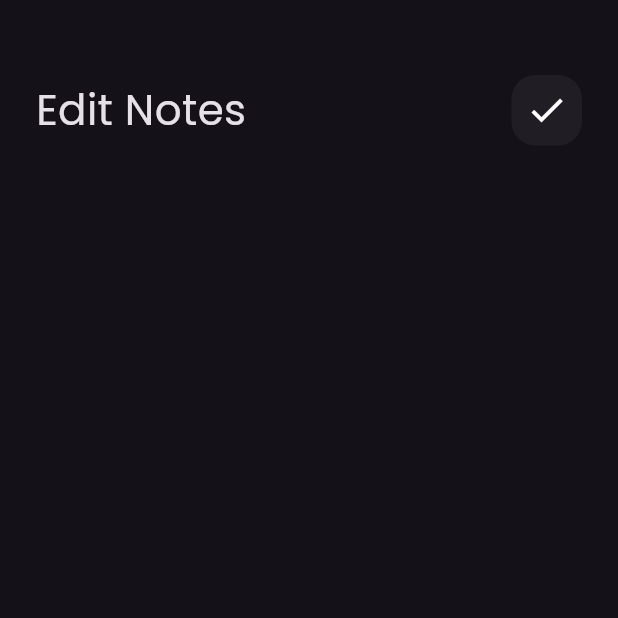
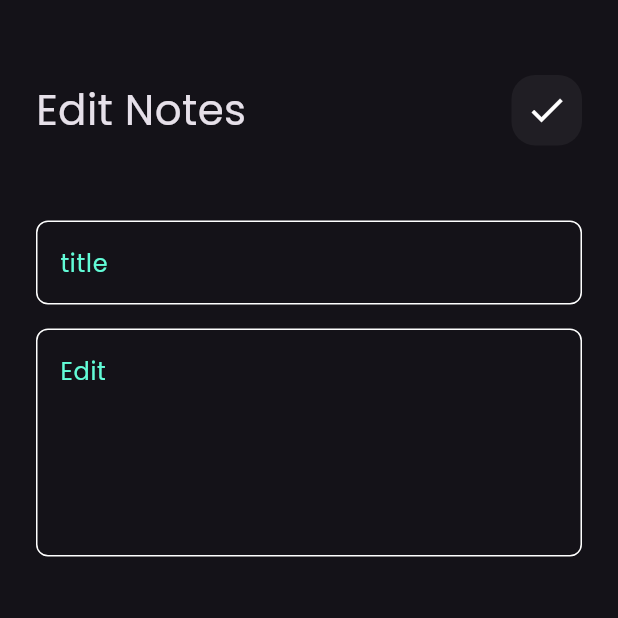
Before and after one commit to YazanAljundy/note_app, a Flutter app: the EditNoteView screen opened directly, on a phone screen of 412 x 824 dp, the top half of it. Run offline on Flutter 3.47's test engine with Material 3 defaults, Android fonts, the light colour scheme and no system bars; our stand-ins replace font_awesome_flutter.

Commit message:
edit note view ui done

```diff
--- a/lib/views/widgets/edit_note_view_body.dart
+++ b/lib/views/widgets/edit_note_view_body.dart
@@ -1,5 +1,6 @@
 import 'package:flutter/material.dart';
 import 'package:tone_app/views/widgets/custom_app_bar.dart';
+import 'package:tone_app/views/widgets/custom_text_field.dart';
 
 class EditNoteViewBody extends StatelessWidget {
   const EditNoteViewBody({super.key});
@@ -12,6 +13,10 @@ class EditNoteViewBody extends StatelessWidget {
         children: const [
           SizedBox(height: 50),
           CustomAppBar(icon: Icons.check, title: 'Edit Notes'),
+          SizedBox(height: 50),
+          CustomTextField(hintText: 'title'),
+          SizedBox(height: 16),
+          CustomTextField(hintText: 'Edit', maxLine: 5),
         ],
       ),
     );
```
